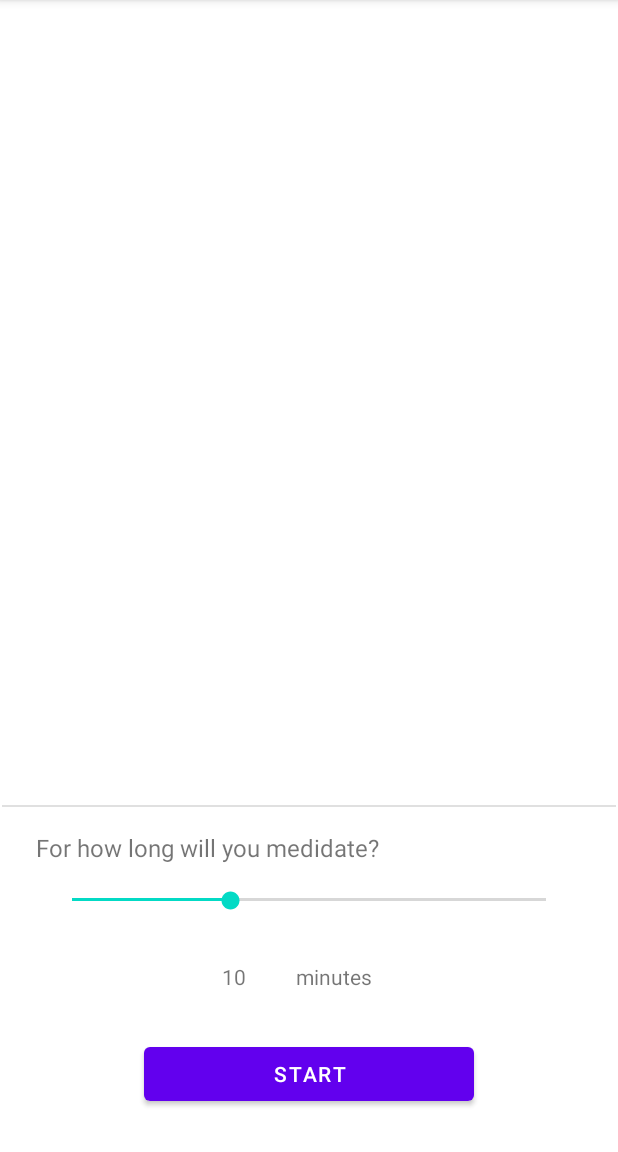
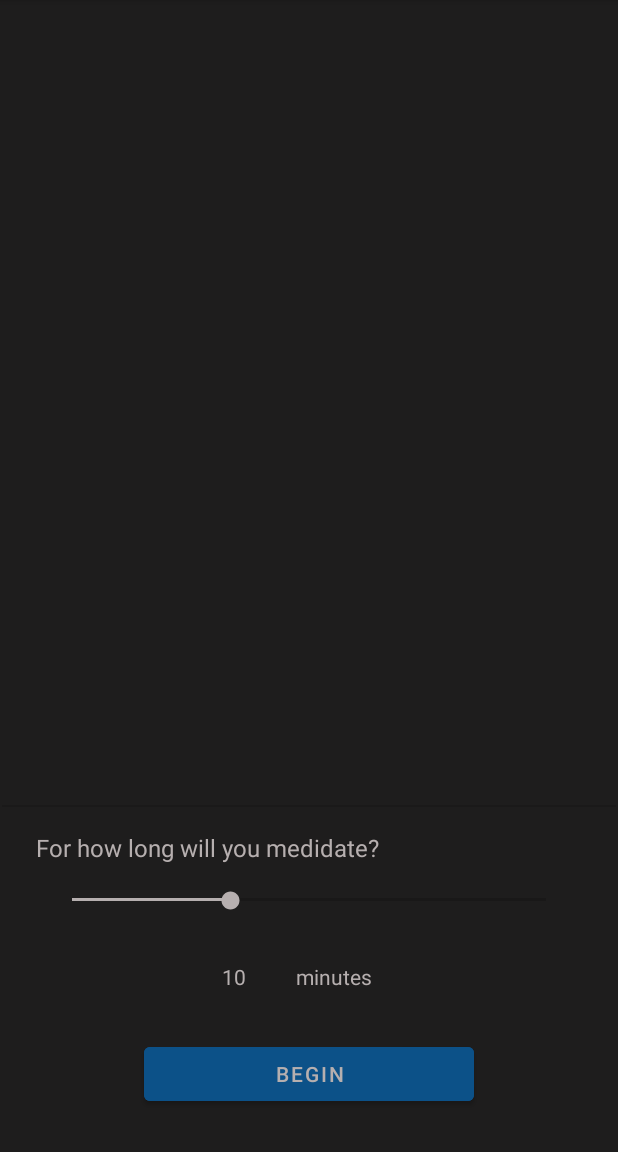
Before and after one commit to GuiHeurich/simple-meditation, an Android app: the screen it shows after launch (MainActivity), on a phone screen of 412 x 824 dp, the part 84-1236 px from its top. Run offline under Robolectric (Android 15) with nearby library versions, the light colour scheme and no system bars.

Commit message:
Change-basic-colour-scheme

```diff
--- a/app/src/main/java/com/example/simplemeditation/MainActivity.kt
+++ b/app/src/main/java/com/example/simplemeditation/MainActivity.kt
@@ -8,8 +8,7 @@ import android.widget.Button
 import android.widget.SeekBar
 import android.widget.TextView
 import androidx.appcompat.app.AppCompatActivity
-import java.util.*
-import kotlin.system.measureTimeMillis
+
 
 class MainActivity : AppCompatActivity() {
 
--- a/app/src/main/res/layout/activity_main.xml
+++ b/app/src/main/res/layout/activity_main.xml
@@ -4,6 +4,7 @@
     xmlns:tools="http://schemas.android.com/tools"
     android:layout_width="match_parent"
     android:layout_height="match_parent"
+    android:background="#1E1D1D"
     tools:context=".MainActivity">
 
     <Button
@@ -13,7 +14,10 @@
         android:layout_marginStart="96dp"
         android:layout_marginEnd="96dp"
         android:layout_marginBottom="28dp"
-        android:text="Start"
+        android:backgroundTint="#0C5188"
+        android:backgroundTintMode="add"
+        android:text="Begin"
+        android:textColor="#B6AFAF"
         app:layout_constraintBottom_toBottomOf="parent"
         app:layout_constraintEnd_toEndOf="parent"
         app:layout_constraintHorizontal_bias="0.0"
@@ -29,6 +33,7 @@
         android:layout_marginBottom="84dp"
         android:max="30"
         android:progress="10"
+        android:theme="@style/SeekBarColor"
         app:layout_constraintBottom_toTopOf="@+id/startButton"
         app:layout_constraintEnd_toEndOf="parent"
         app:layout_constraintHorizontal_bias="0.0"
@@ -41,6 +46,7 @@
         android:layout_marginStart="24dp"
         android:layout_marginBottom="16dp"
         android:text="@string/for_how_long_will_you_meditate"
+        android:textColor="#B6AFAF"
         android:textSize="16sp"
         app:layout_constraintBottom_toTopOf="@+id/seekBar"
         app:layout_constraintStart_toStartOf="parent" />
@@ -63,6 +69,7 @@
         android:layout_marginTop="8dp"
         android:layout_marginEnd="8dp"
         android:layout_marginBottom="8dp"
+        android:textColor="#FFFFFF"
         android:textSize="72sp"
         app:layout_constraintBottom_toTopOf="@+id/divider"
         app:layout_constraintEnd_toEndOf="parent"
@@ -75,6 +82,7 @@
         android:layout_height="wrap_content"
         android:layout_marginTop="31dp"
         android:layout_marginBottom="31dp"
+        android:textColor="#B6AFAF"
         app:layout_constraintBottom_toTopOf="@+id/startButton"
         app:layout_constraintEnd_toEndOf="parent"
         app:layout_constraintHorizontal_bias="0.374"
@@ -89,6 +97,7 @@
         android:layout_marginTop="31dp"
         android:layout_marginBottom="31dp"
         android:text="minutes"
+        android:textColor="#B6AFAF"
         app:layout_constraintBottom_toTopOf="@+id/startButton"
         app:layout_constraintEnd_toEndOf="parent"
         app:layout_constraintHorizontal_bias="0.169"
--- a/app/src/main/res/values/colors.xml
+++ b/app/src/main/res/values/colors.xml
@@ -7,4 +7,5 @@
     <color name="teal_700">#FF018786</color>
     <color name="black">#FF000000</color>
     <color name="white">#FFFFFFFF</color>
+    <color name="mid_grey">#B6AFAF</color>
 </resources>
--- /dev/null
+++ b/app/src/main/res/values/style.xml
@@ -0,0 +1,7 @@
+<?xml version="1.0" encoding="utf-8"?>
+<resources>
+    <style name="SeekBarColor"
+        parent="Widget.AppCompat.SeekBar">
+        <item name="colorAccent">@color/mid_grey</item>
+    </style>
+</resources>
```
